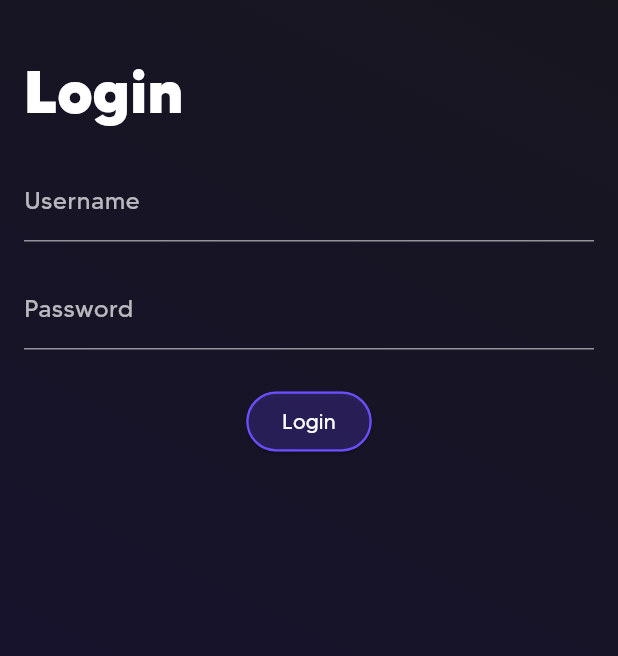
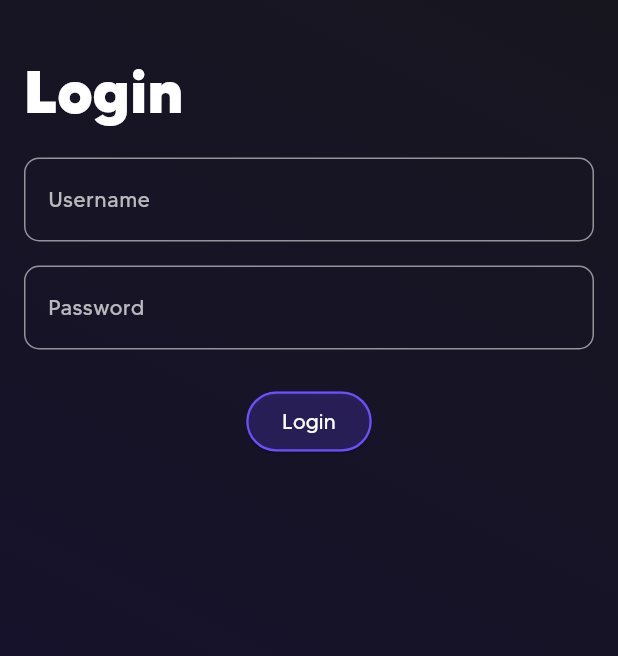
Before and after one commit to devesa01/drena-conversa, a Flutter app: the screen it shows after launch, on a phone screen of 412 x 824 dp. Shown: the top 656 px of the screen. Run offline on Flutter 3.47's test engine with Material 3 defaults, Android fonts, the light colour scheme and no system bars.

Commit message:
refactor: update CustomLoginInput styling and integrate AppDimensions for input border radius

```diff
--- a/lib/core/constants/app_dimensions.dart
+++ b/lib/core/constants/app_dimensions.dart
@@ -15,11 +15,14 @@ class AppDimensions {
   static const double logoWidth = 150.0;
 
   // Badge
-  static const double badgePaddingX = 10.0;   // 0.5em ~ 10px base 20px
-  static const double badgePaddingY = 3.0;    // 0.15em ~ 3px
-  static const double badgeFontSize = 14.0;   // ~1em
+  static const double badgePaddingX = 10.0;
+  static const double badgePaddingY = 3.0;
+  static const double badgeFontSize = 14.0;
   static const FontWeight badgeFontWeight = FontWeight.w500;
   static const double badgeBorderRadius = 20.0;
+
+  // Input
+  static const double inputBorderRadius = 10.0;
 
   // Button
   static const double buttonBorderRadius = 20.0;
--- a/lib/shared/widgets/custom_login_input.dart
+++ b/lib/shared/widgets/custom_login_input.dart
@@ -1,5 +1,7 @@
 import 'package:flutter/material.dart';
 import '../../core/constants/app_colors.dart';
+import '../../core/constants/app_dimensions.dart';
+import '../../core/constants/app_fonts.dart';
 
 class CustomLoginInput extends StatelessWidget {
   final String label;
@@ -27,22 +29,26 @@ class CustomLoginInput extends StatelessWidget {
       validator: validator,
       keyboardType: keyboardType,
       textInputAction: textInputAction,
-      style: const TextStyle(color: AppColors.textPrimary),
+      style: AppFonts.body,
       decoration: InputDecoration(
         labelText: label,
-        labelStyle: const TextStyle(color: AppColors.textSecondary),
-        errorStyle: const TextStyle(color: Colors.redAccent),
-        enabledBorder: const UnderlineInputBorder(
-          borderSide: BorderSide(color: AppColors.inputBorder),
+        labelStyle: AppFonts.label,
+        errorStyle: AppFonts.error,
+        enabledBorder: OutlineInputBorder(
+          borderRadius: BorderRadius.circular(AppDimensions.inputBorderRadius),
+          borderSide: const BorderSide(color: AppColors.inputBorder),
         ),
-        focusedBorder: const UnderlineInputBorder(
-          borderSide: BorderSide(color: AppColors.inputBorderFocused),
+        focusedBorder: OutlineInputBorder(
+          borderRadius: BorderRadius.circular(AppDimensions.inputBorderRadius),
+          borderSide: const BorderSide(color: AppColors.inputBorderFocused),
         ),
-        focusedErrorBorder: const UnderlineInputBorder(
-          borderSide: BorderSide(color: Colors.redAccent),
+        focusedErrorBorder: OutlineInputBorder(
+          borderRadius: BorderRadius.circular(AppDimensions.inputBorderRadius),
+          borderSide: const BorderSide(color: Colors.redAccent),
         ),
-        errorBorder: const UnderlineInputBorder(
-          borderSide: BorderSide(color: Colors.redAccent),
+        errorBorder: OutlineInputBorder(
+          borderRadius: BorderRadius.circular(AppDimensions.inputBorderRadius),
+          borderSide: const BorderSide(color: Colors.redAccent),
         ),
       ),
     );
```
